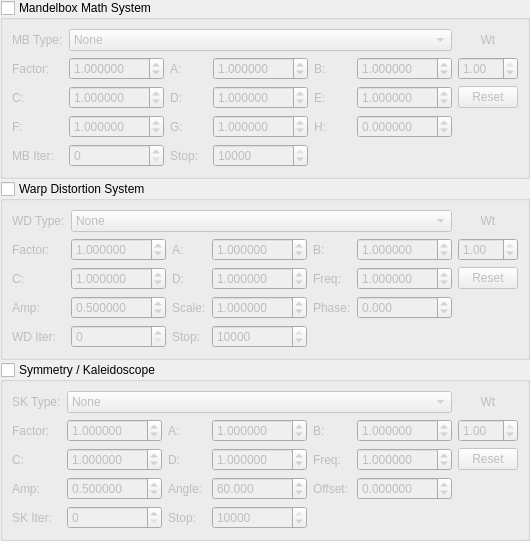
This is mandelbulber2/qt/mutation_systems_group1.ui in irinox-ctrl/mandelbulber2 as Qt 5 draws it before an edit. The edited form follows.
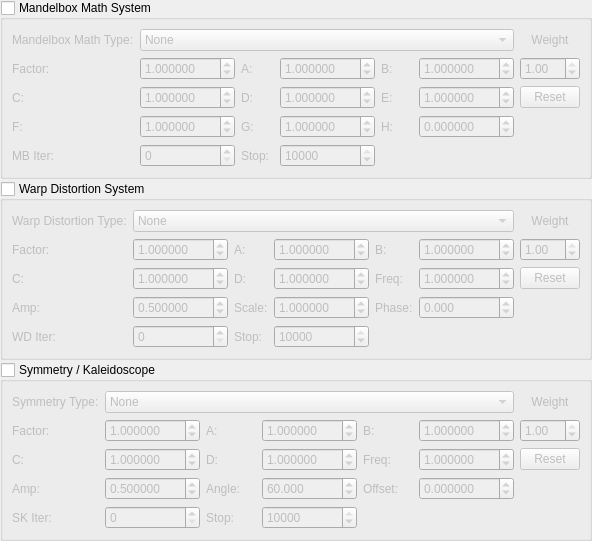
This is the edited form. Custom widgets are drawn as their Qt base class.

Commit message:
Use clear professional labels in mutation UI combo boxes and sections.
Replace cryptic abbreviations (Wt, AB/MB/WD/SK/PK type) with descriptive names and improve Mandalay fold and fold-inject labels for readability.

Patch:
```diff
--- a/mandelbulber2/qt/mutation_systems_group1.ui
+++ b/mandelbulber2/qt/mutation_systems_group1.ui
@@ -23,13 +23,13 @@
          <item row="0" column="0">
           <widget class="QLabel" name="label_mb_math_type">
            <property name="text">
-            <string>MB Type:</string>
+            <string>Mandelbox Math Type:</string>
            </property>
 
            </widget>
          </item>
          <item row="0" column="6">
-          <widget class="QLabel"><property name="text"><string>Wt</string></property><property name="alignment"><set>Qt::AlignCenter</set></property></widget>
+          <widget class="QLabel"><property name="text"><string>Weight</string></property><property name="alignment"><set>Qt::AlignCenter</set></property></widget>
          </item>
          <item row="1" column="6">
           <widget class="MyDoubleSpinBox" name="spinbox_mutation_mb_math_section_weight">
@@ -500,13 +500,13 @@
          <item row="0" column="0">
           <widget class="QLabel" name="label_wd_type">
            <property name="text">
-            <string>WD Type:</string>
+            <string>Warp Distortion Type:</string>
            </property>
 
            </widget>
          </item>
          <item row="0" column="6">
-          <widget class="QLabel"><property name="text"><string>Wt</string></property><property name="alignment"><set>Qt::AlignCenter</set></property></widget>
+          <widget class="QLabel"><property name="text"><string>Weight</string></property><property name="alignment"><set>Qt::AlignCenter</set></property></widget>
          </item>
          <item row="1" column="6">
           <widget class="MyDoubleSpinBox" name="spinbox_mutation_warp_dist_section_weight">
@@ -977,13 +977,13 @@
          <item row="0" column="0">
           <widget class="QLabel" name="label_sk_type">
            <property name="text">
-            <string>SK Type:</string>
+            <string>Symmetry Type:</string>
            </property>
 
            </widget>
          </item>
          <item row="0" column="6">
-          <widget class="QLabel"><property name="text"><string>Wt</string></property><property name="alignment"><set>Qt::AlignCenter</set></property></widget>
+          <widget class="QLabel"><property name="text"><string>Weight</string></property><property name="alignment"><set>Qt::AlignCenter</set></property></widget>
          </item>
          <item row="1" column="6">
           <widget class="MyDoubleSpinBox" name="spinbox_mutation_symmetry_section_weight">
```
The commit also changes 14 other files.
